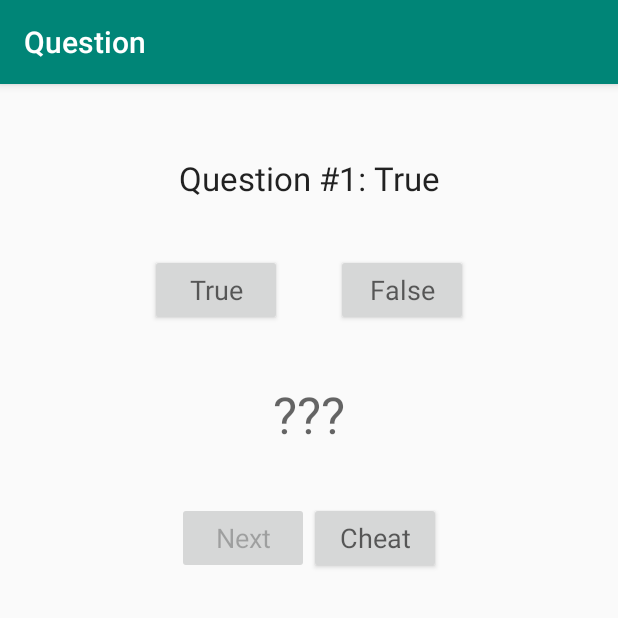
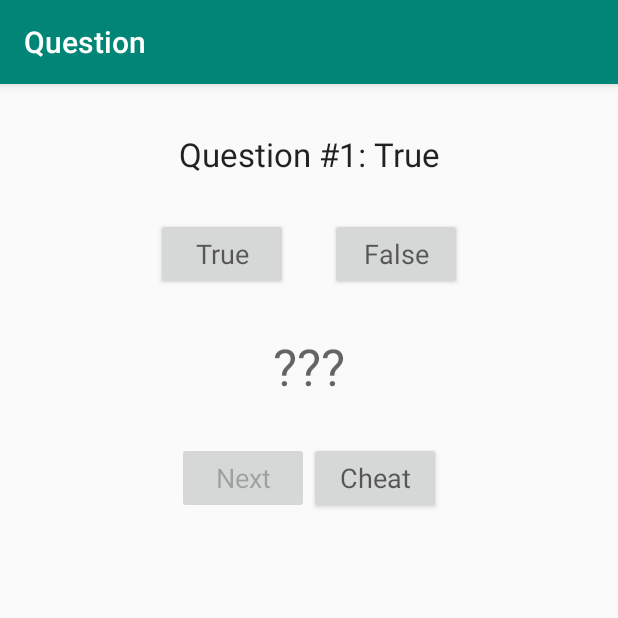
Before and after one commit to palmer0/BasicQuiz-Lab1, an Android app: the screen it shows after launch (QuestionActivity), on a phone screen of 412 x 824 dp, the top half of it. Run offline under Robolectric (Android 15) with nearby library versions, the phone set to English and light mode, and no system bars.

Commit message:
actualizacion del codigo para poder implementar giro de pantalla en pantalla Cheat

```diff
--- a/app/src/main/java/es/ulpgc/eite/da/basicquizlab/QuestionActivity.java
+++ b/app/src/main/java/es/ulpgc/eite/da/basicquizlab/QuestionActivity.java
@@ -6,6 +6,7 @@ import android.util.Log;
 import android.widget.Button;
 import android.widget.TextView;
 
+import androidx.annotation.NonNull;
 import androidx.appcompat.app.AppCompatActivity;
 
 public class QuestionActivity extends AppCompatActivity {
@@ -14,13 +15,17 @@ public class QuestionActivity extends AppCompatActivity {
 
   public static final int CHEAT_REQUEST = 1;
 
+  public final static String STATE_INDEX = "STATE_INDEX";
+  public final static String STATE_NEXT = "STATE_NEXT";
+  public final static String STATE_ANSWER = "STATE_ANSWER";
+
   private Button falseButton, trueButton,cheatButton, nextButton;
   private TextView questionText, replyText;
 
   private String[] questionArray;
   private int questionIndex=0;
   private int[] replyArray;
-  private boolean nextButtonEnabled;
+  private boolean nextButtonEnabled, trueButtonEnabled;
 
   @Override
   protected void onCreate(Bundle savedInstanceState) {
@@ -29,10 +34,44 @@ public class QuestionActivity extends AppCompatActivity {
 
     getSupportActionBar().setTitle(R.string.question_title);
 
+
+    Log.d(TAG, "onCreate()");
+
+    // savedInstanceState != null: si estoy recreando la actividad
+    if (savedInstanceState != null) {
+      questionIndex=savedInstanceState.getInt(STATE_INDEX);
+      nextButtonEnabled=savedInstanceState.getBoolean(STATE_NEXT);
+      trueButtonEnabled=savedInstanceState.getBoolean(STATE_ANSWER);
+    }
+
     initLayoutData();
     linkLayoutComponents();
     updateLayoutContent();
     enableLayoutButtons();
+
+    // si estoy recreando la actividad (no creandola por primera vez)
+    if (savedInstanceState != null) {
+
+      // has contestado a la pregunta
+      if(nextButtonEnabled) {
+
+        if(trueButtonEnabled) { // si has contestado true
+          if(replyArray[questionIndex] == 1) {
+            replyText.setText(R.string.correct_text);
+          } else {
+            replyText.setText(R.string.incorrect_text);
+          }
+
+        } else { // si has contestado false
+          if(replyArray[questionIndex] == 0) {
+            replyText.setText(R.string.correct_text);
+          } else {
+            replyText.setText(R.string.incorrect_text);
+          }
+        }
+      }
+
+    }
   }
 
 
@@ -64,6 +103,7 @@ public class QuestionActivity extends AppCompatActivity {
   private void updateLayoutContent() {
     questionText.setText(questionArray[questionIndex]);
 
+    // if(nextButtonEnabled == false)
     if(!nextButtonEnabled) {
       replyText.setText(R.string.empty_text);
     }
@@ -90,6 +130,7 @@ public class QuestionActivity extends AppCompatActivity {
     }
 
     nextButtonEnabled = true;
+    trueButtonEnabled = true;
     updateLayoutContent();
   }
 
@@ -108,6 +149,7 @@ public class QuestionActivity extends AppCompatActivity {
     }
 
     nextButtonEnabled = true;
+    trueButtonEnabled=false;
     updateLayoutContent();
 
   }
@@ -147,6 +189,48 @@ public class QuestionActivity extends AppCompatActivity {
     }
   }
 
+
+  @Override
+  protected void onResume() {
+    super.onResume();
+
+    Log.d(TAG, "onResume()");
+  }
+
+  @Override
+  protected void onSaveInstanceState(@NonNull Bundle outState) {
+    super.onSaveInstanceState(outState);
+
+    Log.d(TAG, "onSaveInstanceState()");
+
+    // indice para acceder a pregunta y respuesta actuales
+    outState.putInt(STATE_INDEX, questionIndex);
+    // boolean para saber si has contestado o no
+    // nextButtonEnabled=true: has contestado a la pregunta
+    // nextButtonEnabled=false: no has contestado a la pregunta
+    outState.putBoolean(STATE_NEXT, nextButtonEnabled);
+    // boolean para saber si has contestado true o false
+    // trueButtonEnabled=true: has contestado true
+    // trueButtonEnabled=false: has contestado false
+    outState.putBoolean(STATE_ANSWER, trueButtonEnabled);
+  }
+
+  @Override
+  protected void onPause() {
+    super.onPause();
+
+    Log.d(TAG, "onPause()");
+  }
+
+
+  @Override
+  protected void onDestroy() {
+    super.onDestroy();
+
+    Log.d(TAG, "onDestroy()");
+  }
+
+
   private void onNextButtonClicked() {
     Log.d(TAG, "onNextButtonClicked()");
 
--- a/app/src/main/res/layout/activity_question.xml
+++ b/app/src/main/res/layout/activity_question.xml
@@ -11,7 +11,7 @@
         android:id="@+id/questionText"
         android:layout_width="wrap_content"
         android:layout_height="wrap_content"
-        android:layout_marginTop="48dp"
+        android:layout_marginTop="32dp"
         android:text="@string/empty_text"
         android:textAppearance="@style/TextAppearance.AppCompat.Large"
         app:layout_constraintEnd_toEndOf="parent"
@@ -23,7 +23,7 @@
         android:id="@+id/linearLayout"
         android:layout_width="wrap_content"
         android:layout_height="wrap_content"
-        android:layout_marginTop="36dp"
+        android:layout_marginTop="28dp"
         android:orientation="horizontal"
         app:layout_constraintEnd_toEndOf="parent"
         app:layout_constraintStart_toStartOf="parent"
@@ -37,7 +37,7 @@
             android:textAppearance="@style/TextAppearance.AppCompat.Medium" />
 
         <Space
-            android:layout_width="36dp"
+            android:layout_width="28dp"
             android:layout_height="wrap_content"
             android:layout_weight="1" />
 
@@ -53,7 +53,7 @@
         android:id="@+id/replyText"
         android:layout_width="wrap_content"
         android:layout_height="wrap_content"
-        android:layout_marginTop="36dp"
+        android:layout_marginTop="28dp"
         android:text="@string/empty_text"
         android:textAppearance="@style/TextAppearance.AppCompat.Display1"
         app:layout_constraintEnd_toEndOf="parent"
@@ -66,7 +66,7 @@
     <LinearLayout
         android:layout_width="wrap_content"
         android:layout_height="wrap_content"
-        android:layout_marginTop="36dp"
+        android:layout_marginTop="28dp"
         android:orientation="horizontal"
         app:layout_constraintEnd_toEndOf="parent"
         app:layout_constraintStart_toStartOf="parent"
```
Also changed, not shown: 2 other files.
